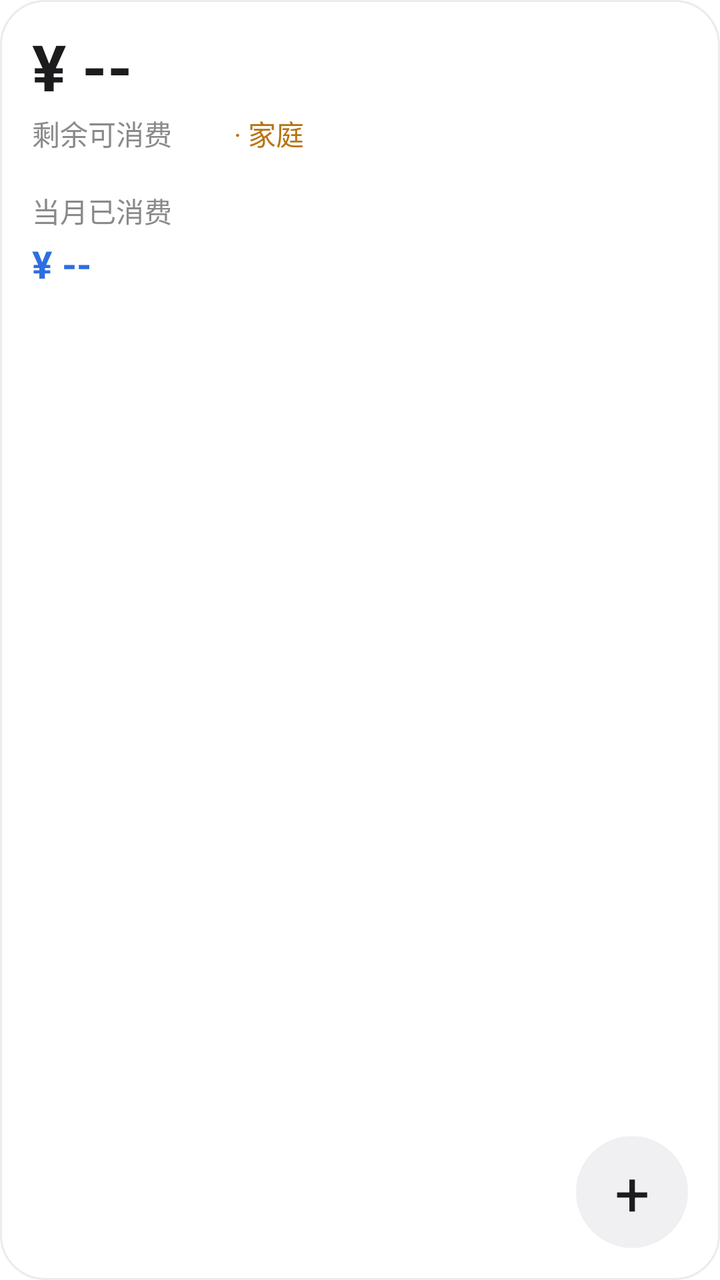
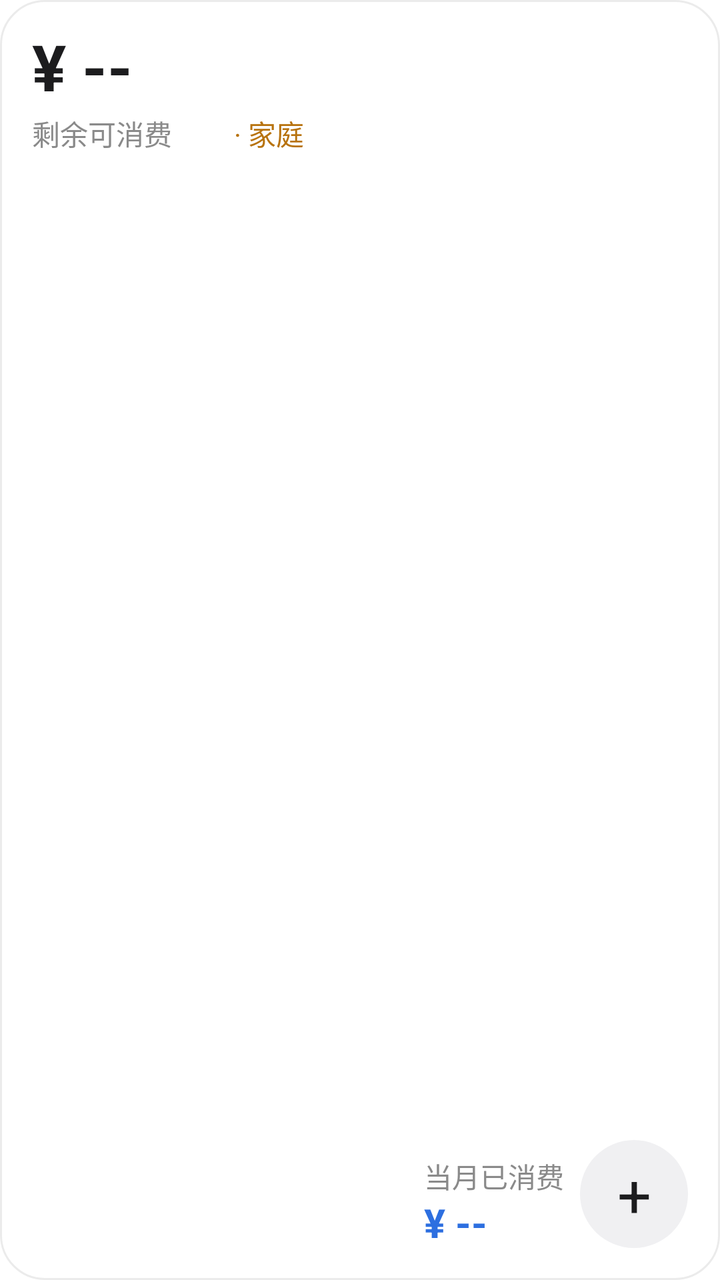

Compare the two renders of this Android layout. The source of the first and the diff that turns it into the second are given below.
<!-- AndroidManifest.xml: fallback theme Theme.MaterialComponents.DayNight.NoActionBar -->
<!-- res/layout/widget_finance_small.xml -->
<?xml version="1.0" encoding="utf-8"?>
<FrameLayout xmlns:android="http://schemas.android.com/apk/res/android"
    android:id="@+id/widget_root"
    android:layout_width="match_parent"
    android:layout_height="match_parent"
    android:background="@drawable/widget_background"
    android:padding="16dp">

    <LinearLayout
        android:layout_width="match_parent"
        android:layout_height="wrap_content"
        android:layout_gravity="top"
        android:orientation="vertical">

        
        <TextView
            android:id="@+id/widget_consumable"
            android:layout_width="match_parent"
            android:layout_height="wrap_content"
            android:ellipsize="end"
            android:maxLines="1"
            android:autoSizeTextType="uniform"
            android:autoSizeMinTextSize="18sp"
            android:autoSizeMaxTextSize="46sp"
            android:autoSizeStepGranularity="1sp"
            android:includeFontPadding="false"
            android:text="¥ --"
            android:textColor="@color/widget_value"
            android:textSize="32sp"
            android:textStyle="bold" />

        
        <LinearLayout
            android:layout_width="wrap_content"
            android:layout_height="wrap_content"
            android:layout_marginTop="3dp"
            android:gravity="center_vertical"
            android:orientation="horizontal">

            <TextView
                android:layout_width="wrap_content"
                android:layout_height="wrap_content"
                android:text="剩余可消费"
                android:textColor="@color/widget_label"
                android:textSize="14sp" />

            <ImageView
                android:id="@+id/widget_eye"
                android:layout_width="17dp"
                android:layout_height="17dp"
                android:layout_marginStart="7dp"
                android:contentDescription="隐藏金额"
                android:src="@drawable/widget_eye" />

            
            <TextView
                android:id="@+id/widget_scope"
                android:layout_width="wrap_content"
                android:layout_height="wrap_content"
                android:layout_marginStart="7dp"
                android:text="· 家庭"
                android:textColor="@color/widget_accent"
                android:textSize="14sp" />
        </LinearLayout>

        
        <LinearLayout
            android:layout_width="wrap_content"
            android:layout_height="wrap_content"
            android:layout_marginTop="18dp"
            android:gravity="center_vertical"
            android:orientation="horizontal">

            <TextView
                android:layout_width="wrap_content"
                android:layout_height="wrap_content"
                android:text="当月已消费"
                android:textColor="@color/widget_label"
                android:textSize="14sp" />
        </LinearLayout>

        <TextView
            android:id="@+id/widget_spent"
            android:layout_width="match_parent"
            android:layout_height="wrap_content"
            android:layout_marginTop="6dp"
            android:ellipsize="end"
            android:maxLines="1"
            android:includeFontPadding="false"
            android:text="¥ --"
            android:textColor="@color/widget_spent_value"
            android:textSize="19sp"
            android:textStyle="bold" />
    </LinearLayout>

    
    <TextView
        android:id="@+id/widget_add"
        android:layout_width="56dp"
        android:layout_height="56dp"
        android:layout_gravity="bottom|end"
        android:background="@drawable/widget_add_btn"
        android:gravity="center"
        android:text="+"
        android:textColor="@color/widget_add_fg"
        android:textSize="31sp" />
</FrameLayout>
<!-- resources referenced by this layout -->
<resources>
  <color name="widget_accent">#FFB8730F</color>
  <color name="widget_add_fg">#FF1C1C1E</color>
  <color name="widget_label">#FF8A8A8A</color>
  <color name="widget_spent_value">#FF2D6FE0</color>
  <color name="widget_value">#FF1C1C1E</color>
  <!-- drawable widget_add_btn (drawable) -->
  <?xml version="1.0" encoding="utf-8"?>
  <shape xmlns:android="http://schemas.android.com/apk/res/android"
      android:shape="oval">
      <solid android:color="@color/widget_add_bg" />
  </shape>
  <!-- drawable widget_background (drawable) -->
  <?xml version="1.0" encoding="utf-8"?>
  <shape xmlns:android="http://schemas.android.com/apk/res/android"
      android:shape="rectangle">
      <solid android:color="@color/widget_bg" />
      <corners android:radius="22dp" />
      <stroke
          android:width="1dp"
          android:color="@color/widget_border" />
  </shape>
  <!-- drawable widget_eye (drawable) -->
  <?xml version="1.0" encoding="utf-8"?>
  <vector xmlns:android="http://schemas.android.com/apk/res/android"
      android:width="18dp"
      android:height="18dp"
      android:viewportWidth="24"
      android:viewportHeight="24">
      <path
          android:fillColor="#80FFFFFF"
          android:pathData="M12,4.5C7,4.5 2.73,7.61 1,12c1.73,4.39 6,7.5 11,7.5s9.27,-3.11 11,-7.5c-1.73,-4.39 -6,-7.5 -11,-7.5zM12,17c-2.76,0 -5,-2.24 -5,-5s2.24,-5 5,-5 5,2.24 5,5 -2.24,5 -5,5zM12,9c-1.66,0 -3,1.34 -3,3s1.34,3 3,3 3,-1.34 3,-3 -1.34,-3 -3,-3z" />
  </vector>
  <color name="widget_add_bg">#FFF0F0F2</color>
  <color name="widget_bg">#FFFFFFFF</color>
  <color name="widget_border">#14000000</color>
</resources>

<!-- the commit's change to res/layout/widget_finance_small.xml (unified diff, before → after) -->
@@ -1,107 +1,104 @@
 <?xml version="1.0" encoding="utf-8"?>
-<FrameLayout xmlns:android="http://schemas.android.com/apk/res/android"
+<RelativeLayout xmlns:android="http://schemas.android.com/apk/res/android"
     android:id="@+id/widget_root"
     android:layout_width="match_parent"
     android:layout_height="match_parent"
     android:background="@drawable/widget_background"
     android:padding="16dp">
 
-    <LinearLayout
+    
+    <TextView
+        android:id="@+id/widget_consumable"
         android:layout_width="match_parent"
         android:layout_height="wrap_content"
-        android:layout_gravity="top"
+        android:layout_alignParentTop="true"
+        android:autoSizeTextType="uniform"
+        android:autoSizeMinTextSize="18sp"
+        android:autoSizeMaxTextSize="46sp"
+        android:autoSizeStepGranularity="1sp"
+        android:ellipsize="end"
+        android:includeFontPadding="false"
+        android:maxLines="1"
+        android:text="¥ --"
+        android:textColor="@color/widget_value"
+        android:textSize="32sp"
+        android:textStyle="bold" />
+
+    
+    <LinearLayout
+        android:id="@+id/widget_label_row"
+        android:layout_width="wrap_content"
+        android:layout_height="wrap_content"
+        android:layout_below="@id/widget_consumable"
+        android:layout_marginTop="3dp"
+        android:gravity="center_vertical"
+        android:orientation="horizontal">
+
+        <TextView
+            android:layout_width="wrap_content"
+            android:layout_height="wrap_content"
+            android:text="剩余可消费"
+            android:textColor="@color/widget_label"
+            android:textSize="14sp" />
+
+        <ImageView
+            android:id="@+id/widget_eye"
+            android:layout_width="17dp"
+            android:layout_height="17dp"
+            android:layout_marginStart="7dp"
+            android:contentDescription="隐藏金额"
+            android:src="@drawable/widget_eye" />
+
+        <TextView
+            android:id="@+id/widget_scope"
+            android:layout_width="wrap_content"
+            android:layout_height="wrap_content"
+            android:layout_marginStart="7dp"
+            android:text="· 家庭"
+            android:textColor="@color/widget_accent"
+            android:textSize="14sp" />
+    </LinearLayout>
+
+    
+    <LinearLayout
+        android:layout_width="wrap_content"
+        android:layout_height="wrap_content"
+        android:layout_alignParentBottom="true"
+        android:layout_toStartOf="@id/widget_add"
+        android:layout_marginEnd="8dp"
         android:orientation="vertical">
 
-        
         <TextView
-            android:id="@+id/widget_consumable"
-            android:layout_width="match_parent"
-            android:layout_height="wrap_content"
-            android:ellipsize="end"
-            android:maxLines="1"
-            android:autoSizeTextType="uniform"
-            android:autoSizeMinTextSize="18sp"
-            android:autoSizeMaxTextSize="46sp"
-            android:autoSizeStepGranularity="1sp"
-            android:includeFontPadding="false"
-            android:text="¥ --"
-            android:textColor="@color/widget_value"
-            android:textSize="32sp"
-            android:textStyle="bold" />
-
-        
-        <LinearLayout
             android:layout_width="wrap_content"
             android:layout_height="wrap_content"
-            android:layout_marginTop="3dp"
-            android:gravity="center_vertical"
-            android:orientation="horizontal">
-
-            <TextView
-                android:layout_width="wrap_content"
-                android:layout_height="wrap_content"
-                android:text="剩余可消费"
-                android:textColor="@color/widget_label"
-                android:textSize="14sp" />
-
-            <ImageView
-                android:id="@+id/widget_eye"
-                android:layout_width="17dp"
-                android:layout_height="17dp"
-                android:layout_marginStart="7dp"
-                android:contentDescription="隐藏金额"
-                android:src="@drawable/widget_eye" />
-
-            
-            <TextView
-                android:id="@+id/widget_scope"
-                android:layout_width="wrap_content"
-                android:layout_height="wrap_content"
-                android:layout_marginStart="7dp"
-                android:text="· 家庭"
-                android:textColor="@color/widget_accent"
-                android:textSize="14sp" />
-        </LinearLayout>
-
-        
-        <LinearLayout
-            android:layout_width="wrap_content"
-            android:layout_height="wrap_content"
-            android:layout_marginTop="18dp"
-            android:gravity="center_vertical"
-            android:orientation="horizontal">
-
-            <TextView
-                android:layout_width="wrap_content"
-                android:layout_height="wrap_content"
-                android:text="当月已消费"
-                android:textColor="@color/widget_label"
-                android:textSize="14sp" />
-        </LinearLayout>
+            android:text="当月已消费"
+            android:textColor="@color/widget_label"
+            android:textSize="14sp" />
 
         <TextView
             android:id="@+id/widget_spent"
-            android:layout_width="match_parent"
+            android:layout_width="wrap_content"
             android:layout_height="wrap_content"
-            android:layout_marginTop="6dp"
+            android:layout_marginTop="2dp"
             android:ellipsize="end"
+            android:includeFontPadding="false"
             android:maxLines="1"
-            android:includeFontPadding="false"
             android:text="¥ --"
             android:textColor="@color/widget_spent_value"
-            android:textSize="19sp"
+            android:textSize="20sp"
             android:textStyle="bold" />
     </LinearLayout>
 
     
     <TextView
         android:id="@+id/widget_add"
-        android:layout_width="56dp"
-        android:layout_height="56dp"
-        android:layout_gravity="bottom|end"
+        android:layout_width="54dp"
+        android:layout_height="54dp"
+        android:layout_alignParentBottom="true"
+        android:layout_alignParentEnd="true"
         android:background="@drawable/widget_add_btn"
         android:gravity="center"
         android:text="+"
         android:textColor="@color/widget_add_fg"
-        android:textSize="31sp" />
-</FrameLayout>
+        android:textSize="30sp" />
+</RelativeLayout>
